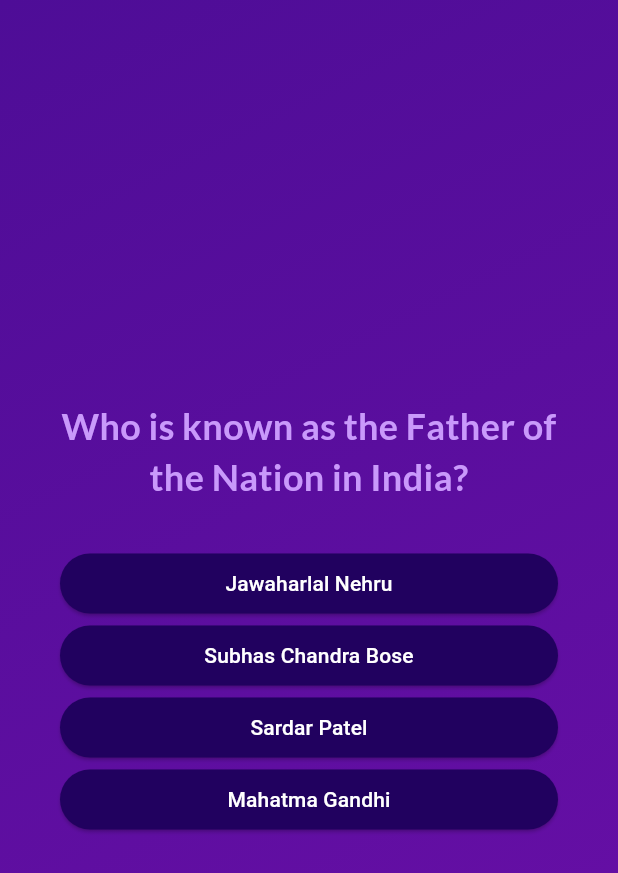
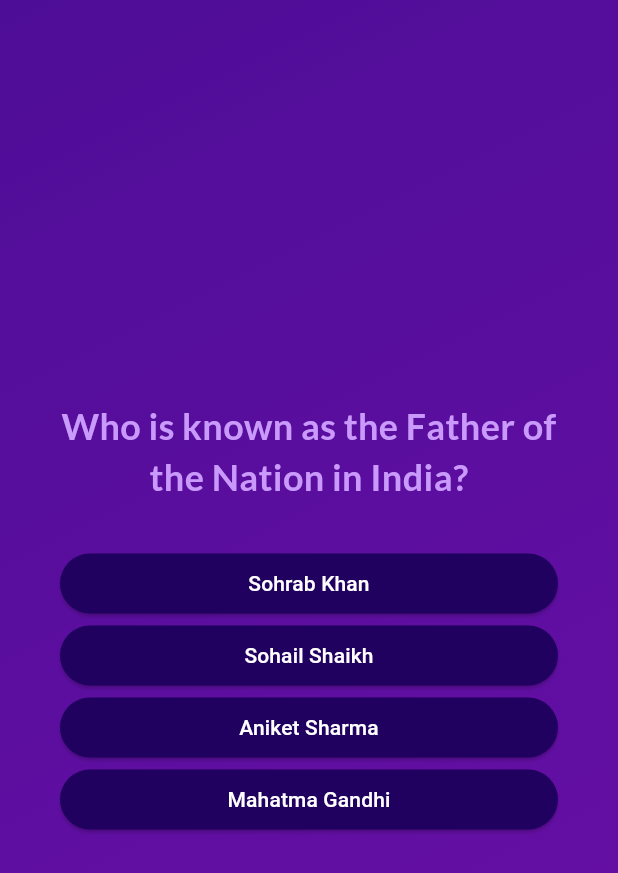
Before and after one commit to sohail019/Complete-Flutter, a Flutter app: the screen it shows after launch, after a tap on "Start the Game", on a phone screen of 412 x 824 dp. Shown: the top 873 px of the screen. Run offline on Flutter 3.47's test engine with Material 3 defaults, Android fonts, the phone set to English and light mode, and no system bars; our stand-ins replace audioplayers, google_fonts.

Commit message:
Update quiz questions and enhance start screen with audio and animation

```diff
--- a/_02_quiz_app/lib/data/questions.dart
+++ b/_02_quiz_app/lib/data/questions.dart
@@ -3,38 +3,68 @@ import 'package:_02_quiz_app/models/quiz_question.dart';
 const questions = [
   QuizQuestion('Who is known as the Father of the Nation in India?', [
     'Mahatma Gandhi',
-    'Jawaharlal Nehru',
-    'Sardar Patel',
-    'Subhas Chandra Bose',
+    'Sohrab Khan',
+    'Aniket Sharma',
+    'Sohail Shaikh',
   ]),
-  QuizQuestion('What is the capital of France?', [
-    'Paris',
-    'Berlin',
-    'Madrid',
-    'Rome',
+  QuizQuestion('What is the capital of India?', [
+    'New Delhi',
+    'Nalasopara',
+    'Kurla',
+    'Mumbra',
+  ]),
+  QuizQuestion('Who played the role of Raj in the Bollywood film "Dilwale Dulhania Le Jayenge"?', [
+    'Shah Rukh Khan',
+    'Dolly Chaiwala',
+    'Pankaj Tripathi',
+    'Nawazuddin Siddiqui',
+  ]),
+  QuizQuestion('Who is the current Prime Minister of India?', [
+    'Narendra Modi',
+    'Jitendra Awhad',
+    'Rajan Kine',
+    'Najeeb Mulla',
+  ]),
+  QuizQuestion('Which Bollywood movie won the Filmfare Award for Best Film?', [
+    'Gully Boy',
+    'Sanam Bewafa',
+    'Jaani Dushman: Ek Anokhi Kahani',
+    'Nirahua Chala Sasural',
+  ]),
+  QuizQuestion('Who is known as the "King of Bollywood"?', [
+    'Shah Rukh Khan',
+    'Manoj Tiwari',
+    'KRK',
+    'Rajpal Yadav',
+  ]),
+  QuizQuestion('Which actress starred opposite Hrithik Roshan in the movie "Jodhaa Akbar"?', [
+    'Aishwarya Rai Buchchan',
+    'Rakhi Sawant',
+    'Dolly Bindra',
+    'Ranu Mondal',
+  ]),
+  QuizQuestion('Who was the first person to step on the moon?', [
+    'Neil Armstrong',
+    'Michael Jackson',
+    'Stephen Hawking',
+    'Rajnikanth',
   ]),
   QuizQuestion('Which planet is known as the Red Planet?', [
     'Mars',
-    'Venus',
-    'Jupiter',
-    'Saturn',
-  ]),
-  QuizQuestion('What is the largest ocean on Earth?', [
-    'Atlantic Ocean',
-    'Indian Ocean',
-    'Arctic Ocean',
-    'Pacific Ocean',
+    'Kalingad',
+    'Sohrab ka pet',
+    'Usha Uthup ki bindi',
   ]),
   QuizQuestion('Who painted the Mona Lisa?', [
     'Leonardo da Vinci',
-    'Vincent van Gogh',
-    'Pablo Picasso',
-    'Claude Monet',
+    'Majnu Bhai',
+    'Baburao Ganpatrao Apte',
+    'Chinnuswami Muttuswami Venu Gopal Iyer',
   ]),
-  QuizQuestion('What is the chemical symbol for water?', [
-    'H2O',
-    'O2',
-    'CO2',
-    'NaCl',
+  QuizQuestion('Who was the lead actress in the movie "Queen"?', [
+    'Kangana Ranaut',
+    'Rebel Kid',
+    'Rakhi Sawant',
+    'Mamta Banerjee',
   ]),
 ];
--- a/_02_quiz_app/lib/start_screen.dart
+++ b/_02_quiz_app/lib/start_screen.dart
@@ -1,41 +1,86 @@
 import 'package:flutter/material.dart';
 import 'package:google_fonts/google_fonts.dart';
+import 'package:audioplayers/audioplayers.dart';  // Import the package
 
-class StartScreen extends StatelessWidget {
+class StartScreen extends StatefulWidget {
   const StartScreen(this.startQuiz, {super.key});
 
   final void Function() startQuiz;
+
   @override
-  Widget build(context) {
+  _StartScreenState createState() => _StartScreenState();
+}
+
+class _StartScreenState extends State<StartScreen> with SingleTickerProviderStateMixin {
+  late AudioPlayer _audioPlayer;
+  late AnimationController _animationController;
+  late Animation<double> _rotationAnimation;
+
+  @override
+  void initState() {
+    super.initState();
+    _audioPlayer = AudioPlayer();
+
+
+    _animationController = AnimationController(
+      vsync: this,
+      duration: Duration(seconds: 1),
+    );
+
+
+    _rotationAnimation = Tween<double>(begin: 0, end: 3.14)
+        .animate(CurvedAnimation(parent: _animationController, curve: Curves.easeInOut));
+
+
+    _playIntroMusic();
+
+    _animationController.forward();
+    _animationController.addStatusListener((status) {
+      if (status == AnimationStatus.completed) {
+        _animationController.reverse();
+      }
+    });
+  }
+
+  // Method to play the intro music
+  void _playIntroMusic() async {
+    await _audioPlayer.play(AssetSource('audio/kbc-intro.mp3'));
+  }
+
+  @override
+  void dispose() {
+    _audioPlayer.dispose();
+    _animationController.dispose();
+    super.dispose();
+  }
+
+  @override
+  Widget build(BuildContext context) {
     return Center(
       child: Column(
         mainAxisSize: MainAxisSize.min,
         children: [
-          // Image.asset(
-          //   'assets/images/quiz-logo.png',
-          //   width: 200,
-          //   color: Colors.red,
-          // ),
-          // Image.asset(
-          //   'assets/images/quiz-logo.png',
-          //   width: 200,
-          //   color: Colors.white.withAlpha(100),
-          // ),
-          // Image.asset(
-          //   'assets/images/quiz-logo.png',
-          //   width: 200,
-          //   color: Colors.white.withValues(alpha: 0.2),
-          // ),
-          Opacity(
-            opacity: 0.9,
-            child: Image.asset('assets/images/logo.png', width: 200),
+          // Animated logo flipping like a coin
+          AnimatedBuilder(
+            animation: _rotationAnimation,
+            builder: (context, child) {
+              return Transform(
+                alignment: Alignment.center,
+                transform: Matrix4.rotationY(_rotationAnimation.value),
+                child: child,
+              );
+            },
+            child: Opacity(
+              opacity: 0.9,
+              child: Image.asset('assets/images/logo.png', width: 200),
+            ),
           ),
-          const SizedBox(height: 80),
+          const SizedBox(height: 60),
           const Text(
             'Welcome to the KBC!',
             style: TextStyle(
               fontSize: 28,
-              color: Colors.white,
+              color: Color.fromARGB(255, 201, 153, 251),
               fontWeight: FontWeight.bold,
             ),
           ),
@@ -43,14 +88,14 @@ class StartScreen extends StatelessWidget {
             padding: const EdgeInsets.all(6.0),
             child: Text(
               'Get ready for the ultimate journey to become Crorepati!',
-              style: GoogleFonts.lato(fontSize: 20, color:  Colors.white),
+              style: GoogleFonts.lato(fontSize: 20, color: Colors.white),
               textAlign: TextAlign.center,
             ),
           ),
           const SizedBox(height: 30),
           ElevatedButton.icon(
             onPressed: () {
-              startQuiz();
+              widget.startQuiz();
             },
             icon: const Icon(Icons.arrow_right_alt, size: 28),
             style: ElevatedButton.styleFrom(
```
